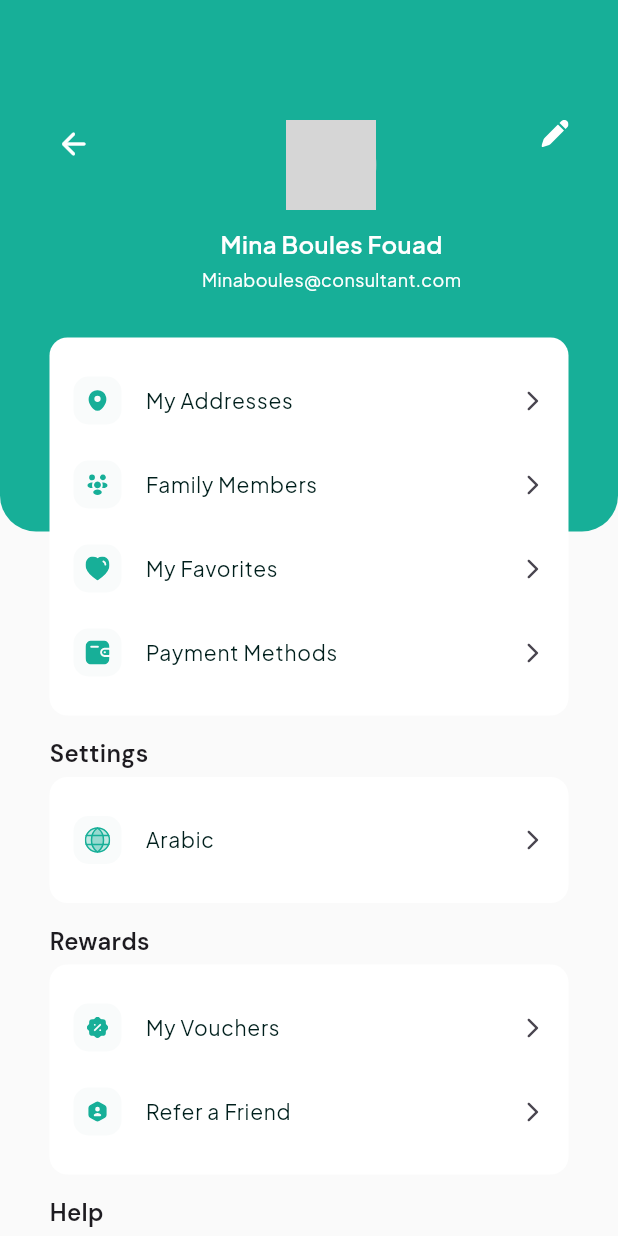
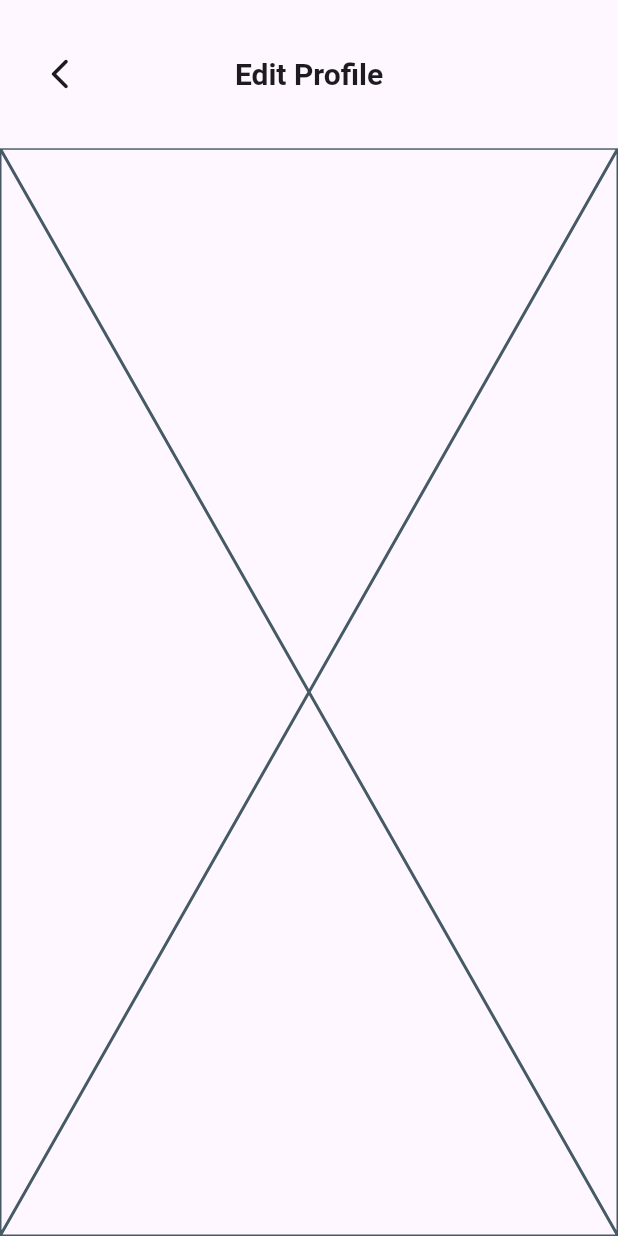
Before and after one commit to MakariosFared/My_Ecommerce_App, a Flutter app: the MyAccountView screen opened by its route, after a tap on an icon or button, on a phone screen of 412 x 824 dp. Run offline on Flutter 3.47's test engine with Material 3 defaults, Android fonts, the phone set to English and light mode, and no system bars; our stand-ins replace flutter_svg, flutter_xlider, font_awesome_flutter, go_router, google_fonts; Roboto replaces fonts that are missing (SF-Pro-Display); grey boxes are pictures that could not be loaded.

Commit message:
create edit profile view body

```diff
--- a/lib/Features/edit_profile/presentation/views/edit_profile_view.dart
+++ b/lib/Features/edit_profile/presentation/views/edit_profile_view.dart
@@ -1,3 +1,5 @@
+import 'package:dikkan/Core/utils/styles.dart';
+import 'package:dikkan/Features/edit_profile/presentation/views/widgets/edit_profile_view_body.dart';
 import 'package:flutter/material.dart';
 
 class EditProfileView extends StatelessWidget {
@@ -5,6 +7,30 @@ class EditProfileView extends StatelessWidget {
 
   @override
   Widget build(BuildContext context) {
-    return const Placeholder();
+    return Scaffold(
+      appBar: AppBar(
+        toolbarHeight: MediaQuery.of(context).size.height * 0.12,
+        centerTitle: true,
+        elevation: 0,
+        leading: Padding(
+          padding: const EdgeInsets.only(left: 20),
+          child: IconButton(
+            onPressed: () {
+              Navigator.pop(context);
+            },
+            icon: const Icon(
+              Icons.arrow_back_ios_new_rounded,
+            ),
+          ),
+        ),
+        title: Text(
+          'Edit Profile',
+          style: Styles.textStyleSfProDisplayBold26.copyWith(
+            fontSize: 20,
+          ),
+        ),
+      ),
+      body: const EditProfileViewBody(),
+    );
   }
 }
--- /dev/null
+++ b/lib/Features/edit_profile/presentation/views/widgets/edit_profile_view_body.dart
@@ -0,0 +1,10 @@
+import 'package:flutter/material.dart';
+
+class EditProfileViewBody extends StatelessWidget {
+  const EditProfileViewBody({super.key});
+
+  @override
+  Widget build(BuildContext context) {
+    return const Placeholder();
+  }
+}
--- a/lib/Features/my_account/presentation/views/widgets/profile_header.dart
+++ b/lib/Features/my_account/presentation/views/widgets/profile_header.dart
@@ -1,5 +1,7 @@
+import 'package:dikkan/Core/utils/app_router.dart';
 import 'package:flutter/material.dart';
 import 'package:flutter_svg/svg.dart';
+import 'package:go_router/go_router.dart';
 import 'package:google_fonts/google_fonts.dart';
 
 class ProfileHeader extends StatelessWidget {
@@ -68,7 +70,9 @@ class ProfileHeader extends StatelessWidget {
                 ],
               ),
               GestureDetector(
-                onTap: () {},
+                onTap: () {
+                  GoRouter.of(context).push(AppRouter.kEditProfile);
+                },
                 child: SvgPicture.asset(
                   'assets/images/Pencil.svg',
                 ),
```
